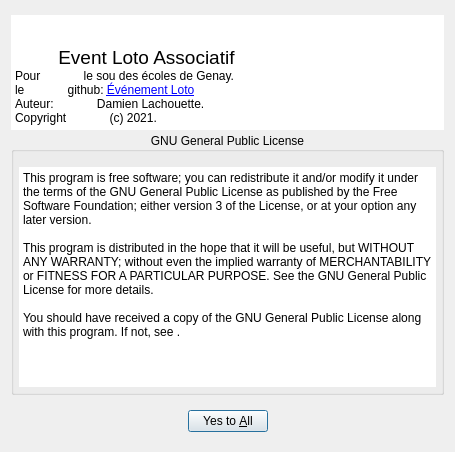
First picture: the form in source/gui/ui/About.ui, repository Silmaen/EvenementLoto, before the edit.
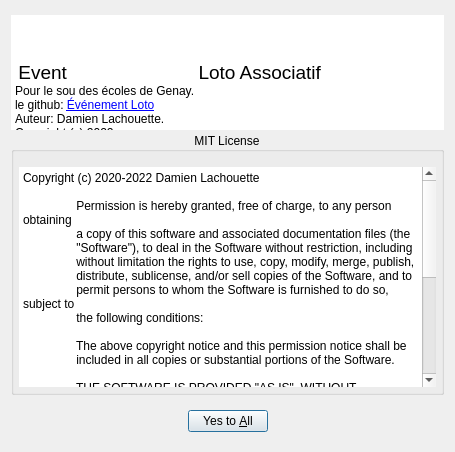
Second picture: the form after the edit. Icons and pictures are not drawn.

```diff
--- a/source/gui/ui/About.ui
+++ b/source/gui/ui/About.ui
@@ -71,28 +71,33 @@
      </property>
      <property name="html">
          <string>&lt;!DOCTYPE HTML PUBLIC &quot;-//W3C//DTD HTML 4.0//EN&quot; &quot;http://www.w3.org/TR/REC-html40/strict.dtd&quot;&gt;
-             &lt;html&gt;&lt;head&gt;&lt;meta name=&quot;qrichtext&quot; content=&quot;1&quot; /&gt;&lt;style type=&quot;text/css&quot;&gt;
-             p, li { white-space: pre-wrap; }
-             &lt;/style&gt;&lt;/head&gt;&lt;body style=&quot; font-family:'MS Shell Dlg 2'; font-size:7.8pt;
-             font-weight:400; font-style:normal;&quot;&gt;
-             &lt;p style=&quot; margin-top:0px; margin-bottom:0px; margin-left:0px; margin-right:0px;
-             -qt-block-indent:0; text-indent:0px;&quot;&gt;&lt;span style=&quot; font-family:'Segoe UI'; font-size:9pt;&quot;&gt;
-             &lt;/span&gt;&lt;span style=&quot; font-family:'Segoe UI'; font-size:14pt;&quot;&gt;Event Loto Associatif&lt;/span&gt;&lt;span
-             style=&quot; font-family:'Segoe UI'; font-size:9pt;&quot;&gt; &lt;/span&gt;&lt;/p&gt;
-             &lt;p style=&quot; margin-top:0px; margin-bottom:0px; margin-left:0px; margin-right:0px;
-             -qt-block-indent:0; text-indent:0px;&quot;&gt;&lt;span style=&quot; font-family:'Segoe UI'; font-size:9pt;&quot;&gt;Pour
-             le sou des écoles de Genay. &lt;/span&gt;&lt;/p&gt;
-             &lt;p style=&quot; margin-top:0px; margin-bottom:0px; margin-left:0px; margin-right:0px;
-             -qt-block-indent:0; text-indent:0px;&quot;&gt;&lt;span style=&quot; font-family:'Segoe UI'; font-size:9pt;&quot;&gt;le
-             github: &lt;/span&gt;&lt;a href=&quot;https://github.com/Silmaen/EvenementLoto&quot;&gt;&lt;span style=&quot;
-             font-family:'Segoe UI'; font-size:9pt; text-decoration: underline; color:#0000ff;&quot;&gt;Événement Loto&lt;/span&gt;&lt;/a&gt;&lt;span
-             style=&quot; font-family:'Segoe UI'; font-size:9pt;&quot;&gt; &lt;/span&gt;&lt;/p&gt;
-             &lt;p style=&quot; margin-top:0px; margin-bottom:0px; margin-left:0px; margin-right:0px;
-             -qt-block-indent:0; text-indent:0px;&quot;&gt;&lt;span style=&quot; font-family:'Segoe UI'; font-size:9pt;&quot;&gt;Auteur:
-             Damien Lachouette. &lt;/span&gt;&lt;/p&gt;
-             &lt;p style=&quot; margin-top:0px; margin-bottom:0px; margin-left:0px; margin-right:0px;
-             -qt-block-indent:0; text-indent:0px;&quot;&gt;&lt;span style=&quot; font-family:'Segoe UI'; font-size:9pt;&quot;&gt;Copyright
-             (c) 2021. &lt;/span&gt;&lt;/p&gt;&lt;/body&gt;&lt;/html&gt;
+                         &lt;html&gt;&lt;head&gt;&lt;meta name=&quot;qrichtext&quot; content=&quot;1&quot; /&gt;&lt;meta
+                         charset=&quot;utf-8&quot; /&gt;&lt;style type=&quot;text/css&quot;&gt;
+                         p, li { white-space: pre-wrap; }
+                         hr { height: 1px; border-width: 0; }
+                         li.unchecked::marker { content: &quot;\2610&quot;; }
+                         li.checked::marker { content: &quot;\2612&quot;; }
+                         &lt;/style&gt;&lt;/head&gt;&lt;body style=&quot; font-family:'Segoe UI'; font-size:9pt;
+                         font-weight:400; font-style:normal;&quot;&gt;
+                         &lt;p style=&quot; margin-top:0px; margin-bottom:0px; margin-left:0px; margin-right:0px;
+                         -qt-block-indent:0; text-indent:0px;&quot;&gt;&lt;span style=&quot; font-family:'MS Shell Dlg
+                         2'; font-size:7.8pt;&quot;&gt; &lt;/span&gt;&lt;/p&gt;
+                         &lt;p style=&quot; margin-top:0px; margin-bottom:0px; margin-left:0px; margin-right:0px;
+                         -qt-block-indent:0; text-indent:0px;&quot;&gt; &lt;span style=&quot; font-size:14pt;&quot;&gt;Event
+                         Loto Associatif&lt;/span&gt; &lt;span style=&quot; font-family:'MS Shell Dlg 2';
+                         font-size:7.8pt;&quot;&gt; &lt;/span&gt;&lt;/p&gt;
+                         &lt;p style=&quot; margin-top:0px; margin-bottom:0px; margin-left:0px; margin-right:0px;
+                         -qt-block-indent:0; text-indent:0px;&quot;&gt;Pour le sou des écoles de Genay. &lt;span style=&quot;
+                         font-family:'MS Shell Dlg 2'; font-size:7.8pt;&quot;&gt; &lt;/span&gt;&lt;/p&gt;
+                         &lt;p style=&quot; margin-top:0px; margin-bottom:0px; margin-left:0px; margin-right:0px;
+                         -qt-block-indent:0; text-indent:0px;&quot;&gt;le github: &lt;a href=&quot;https://github.com/Silmaen/EvenementLoto&quot;&gt;&lt;span
+                         style=&quot; text-decoration: underline; color:#0000ff;&quot;&gt;Événement Loto&lt;/span&gt;&lt;/a&gt;
+                         &lt;span style=&quot; font-family:'MS Shell Dlg 2'; font-size:7.8pt;&quot;&gt; &lt;/span&gt;&lt;/p&gt;
+                         &lt;p style=&quot; margin-top:0px; margin-bottom:0px; margin-left:0px; margin-right:0px;
+                         -qt-block-indent:0; text-indent:0px;&quot;&gt;Auteur: Damien Lachouette. &lt;span style=&quot;
+                         font-family:'MS Shell Dlg 2'; font-size:7.8pt;&quot;&gt; &lt;/span&gt;&lt;/p&gt;
+                         &lt;p style=&quot; margin-top:0px; margin-bottom:0px; margin-left:0px; margin-right:0px;
+                         -qt-block-indent:0; text-indent:0px;&quot;&gt;Copyright (c) 2022. &lt;/p&gt;&lt;/body&gt;&lt;/html&gt;
          </string>
      </property>
      <property name="acceptRichText">
@@ -106,7 +111,7 @@
    <item>
     <widget class="QGroupBox" name="groupBox">
      <property name="title">
-      <string>GNU General Public License</string>
+         <string>MIT License</string>
      </property>
      <property name="alignment">
       <set>Qt::AlignCenter</set>
@@ -133,11 +138,26 @@
          <enum>QFrame::NoFrame</enum>
         </property>
         <property name="plainText">
-         <string>This program is free software; you can redistribute it and/or modify it under the terms of the GNU General Public License as published by the Free Software Foundation; either version 3 of the License, or at your option any later version.
+            <string>Copyright (c) 2020-2022 Damien Lachouette
 
-This program is distributed in the hope that it will be useful, but WITHOUT ANY WARRANTY; without even the implied warranty of MERCHANTABILITY or FITNESS FOR A PARTICULAR PURPOSE. See the GNU General Public License for more details.
+                Permission is hereby granted, free of charge, to any person obtaining
+                a copy of this software and associated documentation files (the
+                &quot;Software&quot;), to deal in the Software without restriction, including
+                without limitation the rights to use, copy, modify, merge, publish,
+                distribute, sublicense, and/or sell copies of the Software, and to
+                permit persons to whom the Software is furnished to do so, subject to
+                the following conditions:
 
-You should have received a copy of the GNU General Public License along with this program. If not, see &lt;https://www.gnu.org/licenses/&gt;.
+                The above copyright notice and this permission notice shall be
+                included in all copies or substantial portions of the Software.
+
+                THE SOFTWARE IS PROVIDED &quot;AS IS&quot;, WITHOUT WARRANTY OF ANY KIND,
+                EXPRESS OR IMPLIED, INCLUDING BUT NOT LIMITED TO THE WARRANTIES OF
+                MERCHANTABILITY, FITNESS FOR A PARTICULAR PURPOSE AND
+                NONINFRINGEMENT. IN NO EVENT SHALL THE AUTHORS OR COPYRIGHT HOLDERS BE
+                LIABLE FOR ANY CLAIM, DAMAGES OR OTHER LIABILITY, WHETHER IN AN ACTION
+                OF CONTRACT, TORT OR OTHERWISE, ARISING FROM, OUT OF OR IN CONNECTION
+                WITH THE SOFTWARE OR THE USE OR OTHER DEALINGS IN THE SOFTWARE.
 </string>
         </property>
        </widget>
```
Lines whose indentation alone changed are shown as unchanged.
